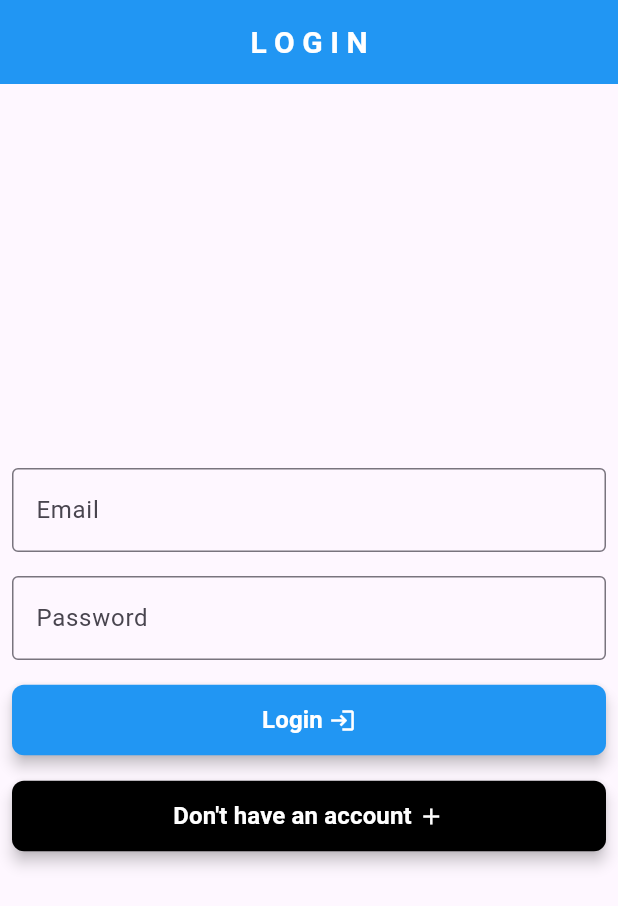
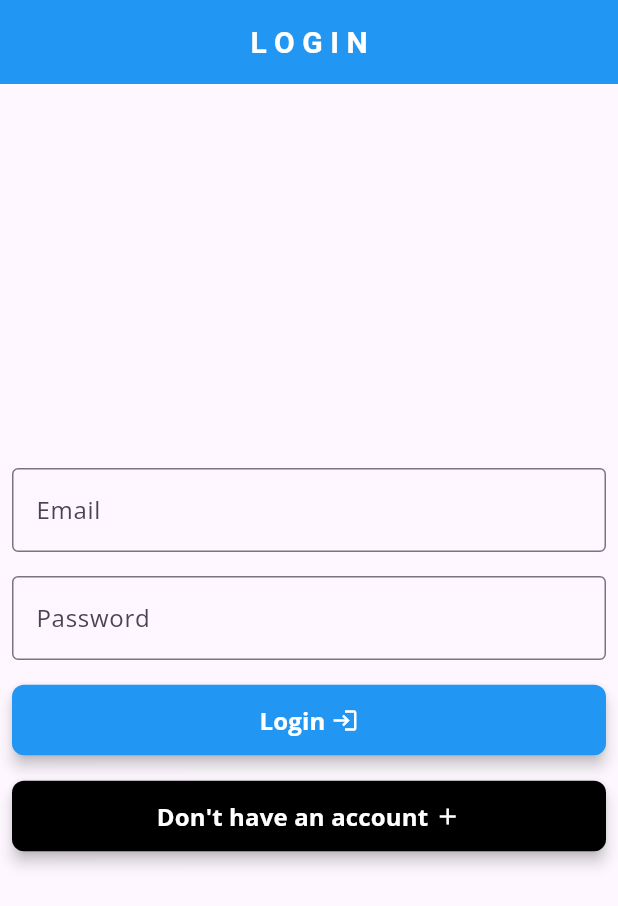
Before and after one commit to sammo-2000/MyNotes, a Flutter app: the screen it shows after launch, on a phone screen of 412 x 824 dp. Shown: the top 906 px of the screen. Run offline on Flutter 3.47's test engine with Material 3 defaults, Android fonts, the light colour scheme and no system bars; our stand-ins replace awesome_notifications, cloud_firestore, firebase_auth, firebase_core, flutter_slidable, image_picker and 1 more; accounts and stored records are empty.

Commit message:
New Font

```diff
--- a/lib/database/sqlite.dart
+++ b/lib/database/sqlite.dart
@@ -1,4 +1,3 @@
-import 'package:awesome_notifications/awesome_notifications.dart';
 import 'package:notes/models/noteModel.dart';
 import 'package:notes/services/notificationService.dart';
 import 'package:sqflite/sqflite.dart';
--- a/lib/main.dart
+++ b/lib/main.dart
@@ -39,6 +39,7 @@ class MyApp extends StatelessWidget {
         debugShowCheckedModeBanner: false,
         home: const AuthGate(),
         theme: ThemeData(
+          fontFamily: 'OpenSans',
           primarySwatch: Colors.blue,
           appBarTheme: const AppBarTheme(
             color: Colors.blue,
```
Also changed, not shown: pubspec.yaml (+4 -4 lines), fonts/OpenSans.ttf (added), 3 other files.
